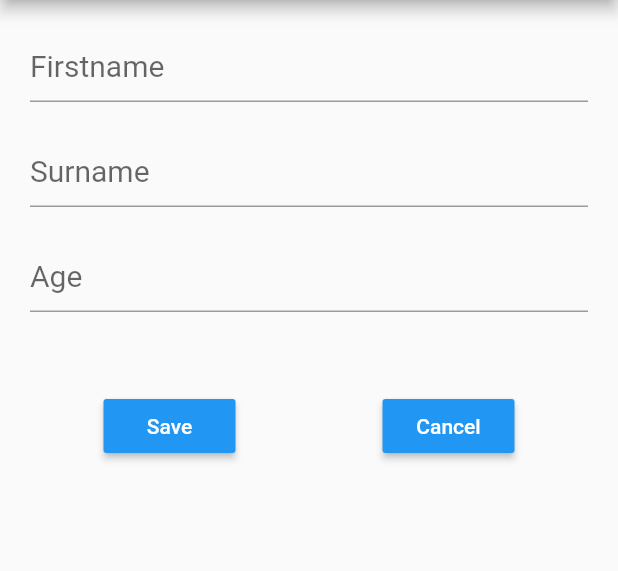
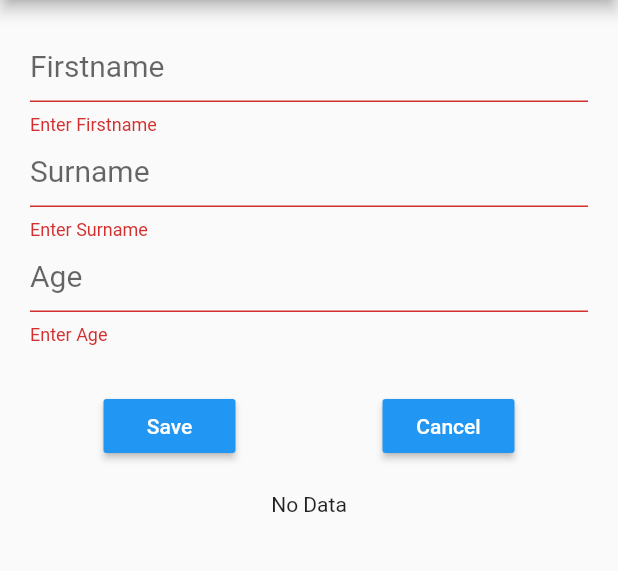
Before and after one commit to SamuelNyarko-lab/flutterwtihsqlite, a Flutter app: the screen it shows after launch, after a tap on "Save", on a phone screen of 412 x 824 dp, the part 84-655 px from its top. Run offline on Flutter 3.47's test engine with Material 2 defaults, Android fonts, the phone set to English and light mode, and no system bars; drawn by our look-alikes of auto_size_text; our stand-ins replace sqflite; accounts and stored records are empty.

Commit message:
Last Commit

```diff
--- a/lib/home.dart
+++ b/lib/home.dart
@@ -2,6 +2,9 @@
 
 import 'package:auto_size_text/auto_size_text.dart';
 import 'package:flutter/material.dart';
+import 'package:flutterwithsql/sql/sqlite_service.dart';
+import 'dart:async';
+import 'sql/employee.dart';
 
 class Home extends StatefulWidget {
   const Home({Key? key}) : super(key: key);
@@ -11,25 +14,119 @@ class Home extends StatefulWidget {
 }
 
 class _HomeState extends State<Home> {
+  late String firstname, surname;
+  Future<List<Employee>>? employees = null;
+  late int curUserId, age;
+  final formKey = GlobalKey<FormState>();
+  bool isUpdating = false;
+  var dbHelper;
+  TextEditingController textEditingController = TextEditingController();
   @override
-  Widget build(BuildContext context) {
-    TextEditingController textEditingController = TextEditingController();
-    return Scaffold(
-      appBar: AppBar(
-        title: AutoSizeText('Flutter With Sqlite'),
+  void initState() {
+    // TODO: implement initState
+    super.initState();
+    dbHelper = SqliteService();
+    isUpdating = false;
+  }
+
+  refreshList() {
+    setState(() {
+      employees = dbHelper.getEmployees();
+    });
+  }
+
+  clearName() {
+    textEditingController.text = '';
+  }
+
+  validate() {
+    if (formKey.currentState!.validate()) {
+      formKey.currentState?.save();
+      if (isUpdating) {
+        Employee employee = Employee(curUserId, age, firstname, surname);
+        dbHelper.update(employee);
+        clearName();
+        isUpdating = false;
+      }
+    } else {
+      Employee employee = Employee(curUserId, age, firstname, surname);
+      dbHelper.save(employee);
+    }
+    refreshList();
+  }
+
+  list() {
+    return Expanded(
+      child: FutureBuilder(
+          future: employees,
+          builder: (context, snapshot) {
+            if (snapshot.hasData) {
+               return dataTable(snapshot.data);
+             // return Text('Data');
+            }
+            if (!snapshot.hasData) {
+              return Text('No Data');
+            }
+            return CircularProgressIndicator();
+          }),
+    );
+  }
+
+  SingleChildScrollView dataTable(List<Employee> employees) {
+    return SingleChildScrollView(
+      child: DataTable(
+          columns: const [
+            DataColumn(
+              label: Text('Firstname'),
             ),
-      body: SingleChildScrollView(
-        child: Center(
-          child: Padding(
-            padding: EdgeInsets.all(20),
+            DataColumn(
+              label: Text('Surname'),
+            ),
+            DataColumn(
+              label: Text('Age'),
+            ),
+            DataColumn(
+              label: Text('Delete'),
+            ),
+          ],
+          rows: employees
+              .map(
+                (employee) => DataRow(cells: [
+                  DataCell(
+                    Text(employee.firstname),
+                  ),
+                  DataCell(
+                    Text(employee.surname),
+                  ),
+                  DataCell(
+                    Text(employee.age.toString()),
+                  ),
+                  DataCell(IconButton(
+                    icon: Icon(Icons.delete),
+                    onPressed: () {
+                      dbHelper.delete(employee.id);
+                      refreshList();
+                    },
+                  ))
+                ]),
+              )
+              .toList()),
+    );
+  }
+
+  form() {
+    return Form(
+      key: formKey,
       child: Column(
-              mainAxisAlignment: MainAxisAlignment.center,
+        mainAxisAlignment: MainAxisAlignment.start,
         children: [
           SizedBox(
             height: 70,
             child: TextFormField(
               controller: textEditingController,
               decoration: InputDecoration(hintText: 'Firstname'),
+              validator: ((value) => value!.isEmpty ? 'Enter Firstname' : null),
+              onSaved: ((newValue) => firstname = newValue!),
               style: TextStyle(
                 color: Colors.blue,
                 fontSize: 20,
@@ -41,6 +138,8 @@ class _HomeState extends State<Home> {
             child: TextFormField(
               controller: textEditingController,
               decoration: InputDecoration(hintText: 'Surname'),
+              validator: ((value) => value!.isEmpty ? 'Enter Surname' : null),
+              onSaved: ((newValue) => surname = newValue!),
               style: TextStyle(
                 color: Colors.blue,
                 fontSize: 20,
@@ -52,6 +151,8 @@ class _HomeState extends State<Home> {
             child: TextFormField(
               controller: textEditingController,
               decoration: InputDecoration(hintText: 'Age'),
+              validator: ((value) => value!.isEmpty ? 'Enter Age' : null),
+              onSaved: ((newValue) => age = newValue! as int),
               style: TextStyle(
                 color: Colors.blue,
                 fontSize: 20,
@@ -67,20 +168,48 @@ class _HomeState extends State<Home> {
               MaterialButton(
                 color: Colors.blue,
                 textColor: Colors.white,
-                      onPressed: () {},
-                      child: AutoSizeText('Save'),
+                onPressed: validate,
+                child: AutoSizeText(isUpdating ? 'Update' : 'Save'),
               ),
               MaterialButton(
                 color: Colors.blue,
                 textColor: Colors.white,
-                      onPressed: () {},
+                onPressed: () {
+                  setState(() {
+                    isUpdating = false;
+                  });
+                  clearName();
+                },
                 child: AutoSizeText('Cancel'),
               ),
             ],
           )
         ],
       ),
+    );
+  }
+
+  @override
+  Widget build(BuildContext context) {
+    TextEditingController textEditingController = TextEditingController();
+    return Scaffold(
+      appBar: AppBar(
+        title: AutoSizeText('Flutter With Sqlite'),
       ),
+      body: Container(
+        padding: EdgeInsets.all(20),
+        width: MediaQuery.of(context).size.width,
+        child: Column(
+          mainAxisAlignment: MainAxisAlignment.start,
+          mainAxisSize: MainAxisSize.min,
+          verticalDirection: VerticalDirection.down,
+          children: [
+            form(),
+            SizedBox(
+              height: 20,
+            ),
+            list(),
+          ],
         ),
       ),
     );
--- a/sql/employee.dart
+++ b/lib/sql/employee.dart
@@ -18,11 +18,10 @@ class Employee {
 
 
 //Converts map data into values
-  Employee.fromMap(Map<String, dynamic> map)
+  Employee.fromMap(Map<dynamic, dynamic> map)
       : id = map['id'],
         age = map['age'],
         firstname = map['firstname'],
         surname = map['surname'];
 
-
 }
--- a/pubspec.yaml
+++ b/pubspec.yaml
@@ -32,6 +32,8 @@ dependencies:
   flutter:
     sdk: flutter
   path: ^1.8.1
+  path_provider: ^2.0.11
+  shared_preferences: ^2.0.15
   sqflite: ^2.0.3+1
 
 dev_dependencies:
```
Also changed, not shown: lib/sql/sqlite_service.dart (added, +85 -0 lines), sql/sqlite_service.dart (deleted, +0 -28 lines), pubspec.lock, 1 other file. Lines whose indentation alone changed are shown as unchanged.
